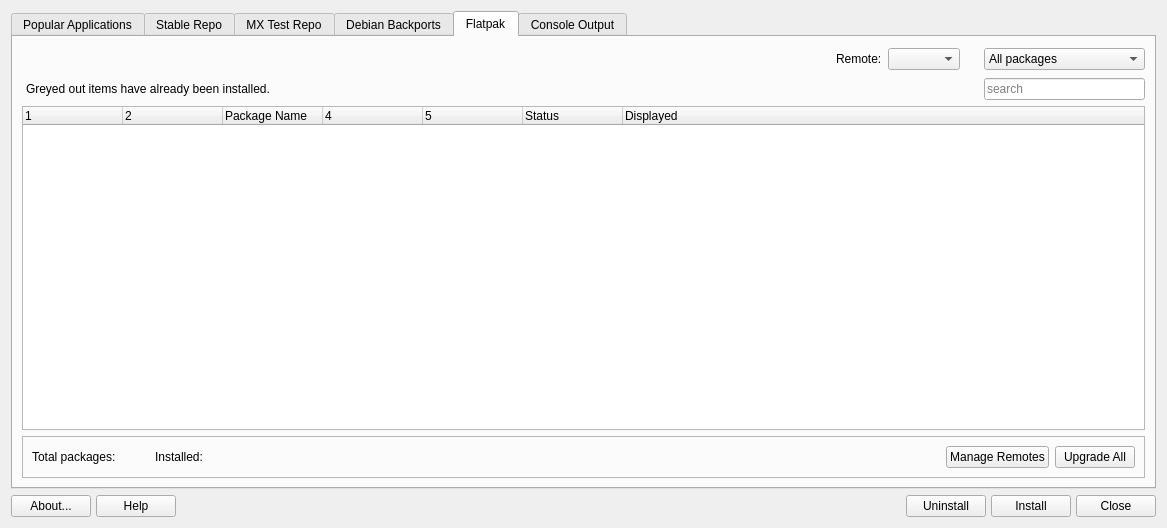
The window that mainwindow.ui (CachyOS/packageinstaller) describes before a commit, drawn with Qt 5.
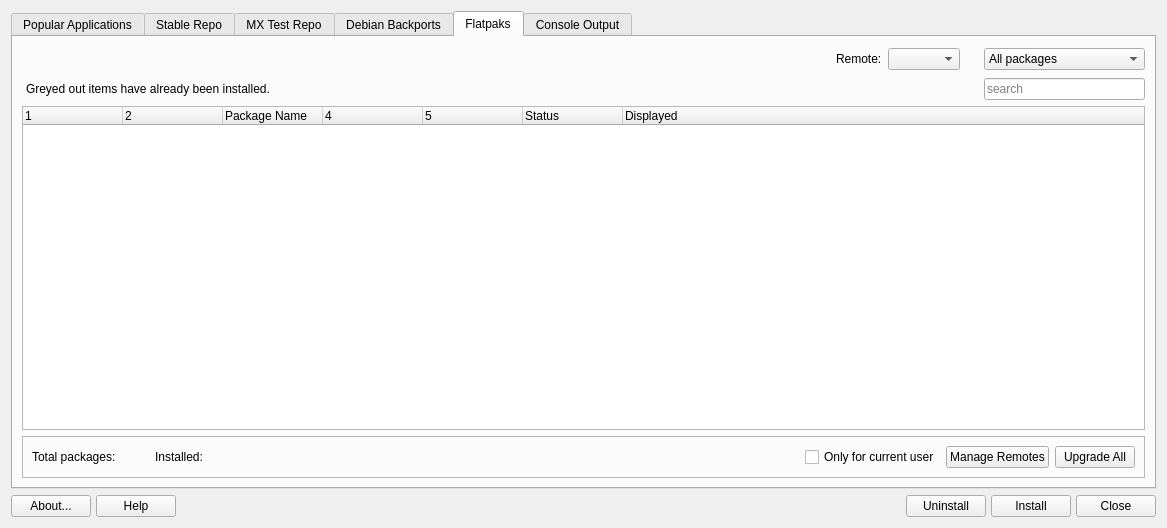
The same window after the commit. Icons and pictures are not drawn.

Commit message: install remote and flatpak as user

Patch:
```diff
--- a/mainwindow.ui
+++ b/mainwindow.ui
@@ -1141,7 +1141,7 @@
      </widget>
      <widget class="QWidget" name="tabFlatpak">
       <attribute name="title">
-       <string>Flatpak</string>
+       <string>Flatpaks</string>
       </attribute>
       <layout class="QGridLayout" name="gridLayout_8">
        <item row="1" column="7">
@@ -1285,7 +1285,7 @@
             </property>
            </widget>
           </item>
-          <item row="2" column="7">
+          <item row="2" column="8">
            <widget class="QPushButton" name="buttonUpgradeFP">
             <property name="text">
              <string>Upgrade All</string>
@@ -1331,19 +1331,27 @@
             </property>
            </spacer>
           </item>
-          <item row="2" column="6">
+          <item row="2" column="7">
            <widget class="QPushButton" name="buttonRemotes">
             <property name="text">
              <string>Manage Remotes</string>
             </property>
             <property name="icon">
-             <iconset theme="configure"/>
+             <iconset theme="configure">
+              <normaloff>.</normaloff>.</iconset>
             </property>
             <property name="autoDefault">
              <bool>false</bool>
             </property>
            </widget>
           </item>
+          <item row="2" column="6">
+           <widget class="QCheckBox" name="cb_user_only">
+            <property name="text">
+             <string>Only for current user</string>
+            </property>
+           </widget>
+          </item>
          </layout>
         </widget>
        </item>
```
The commit also changes 31 other files.
